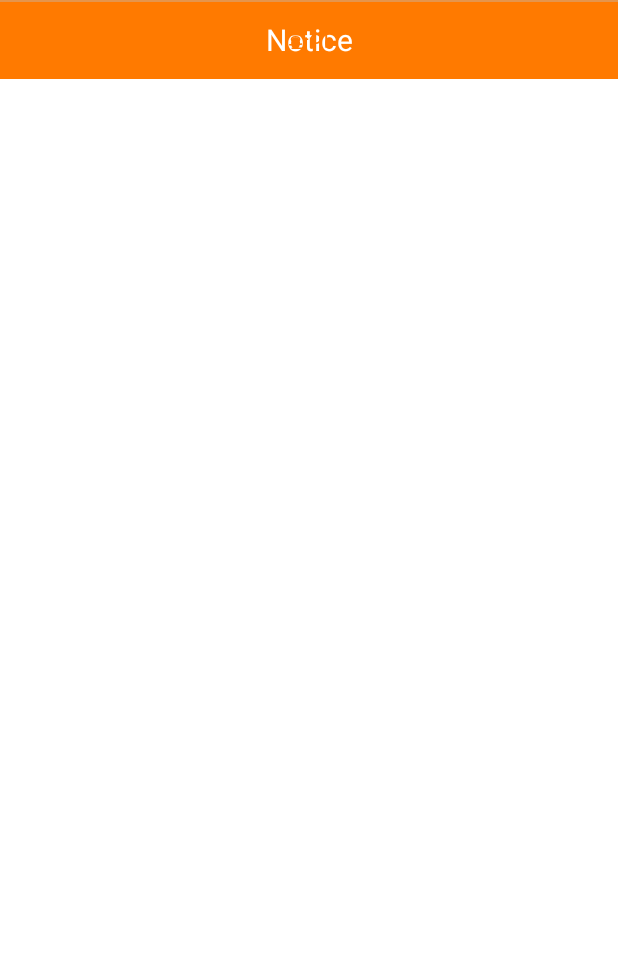
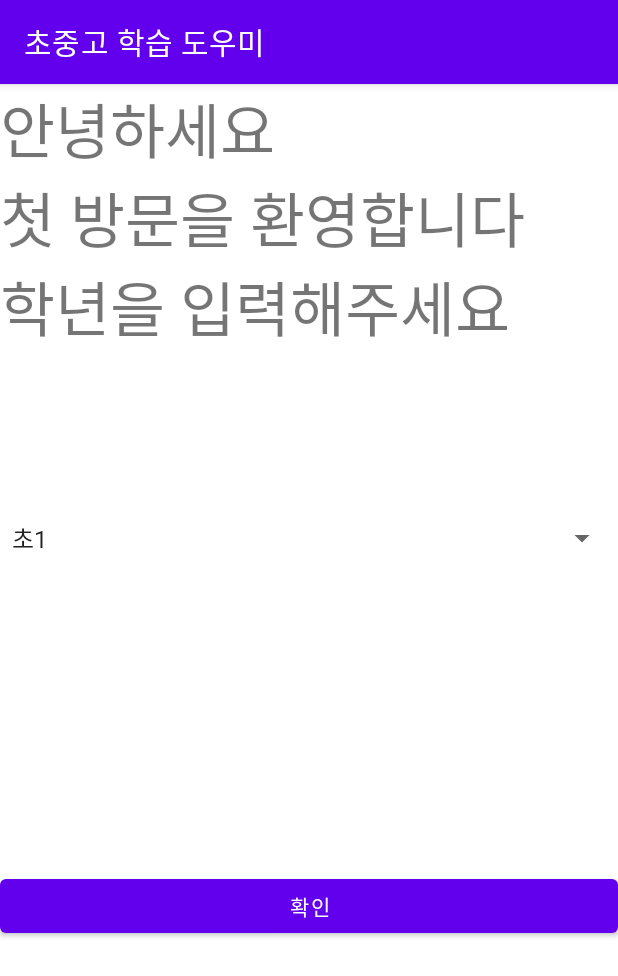
Before and after one commit to suno9234/2021_moblie_software, an Android app: the InsertInfo screen opened directly, with no data from a screen before it, on a phone screen of 412 x 824 dp. Shown: the top 976 px of the screen. Run offline under Robolectric (Android 15) with nearby library versions, the phone set to English and light mode, and no system bars; our stand-ins replace Firebase (no records; nobody signed in at launch, a user with empty details on screens opened directly).

Commit message:
회원가입

```diff
--- a/app/src/main/java/com/example/project/InsertInfo.java
+++ b/app/src/main/java/com/example/project/InsertInfo.java
@@ -2,55 +2,55 @@ package com.example.project;
 
 
 import android.app.Activity;
+import android.content.Context;
 import android.content.Intent;
 import android.os.Bundle;
+import android.view.Display;
 import android.view.MotionEvent;
 import android.view.View;
 import android.view.Window;
+import android.view.WindowManager;
+import android.widget.Button;
+import android.widget.Spinner;
 import android.widget.TextView;
 
-public class InsertInfo extends Activity {
+import androidx.appcompat.app.AppCompatActivity;
 
-        TextView txtText;
+import com.google.firebase.auth.FirebaseAuth;
+import com.google.firebase.auth.FirebaseUser;
+import com.google.firebase.database.DatabaseReference;
+import com.google.firebase.database.FirebaseDatabase;
 
+import java.net.Inet4Address;
+
+public class InsertInfo extends AppCompatActivity {
 
         @Override
         protected void onCreate(Bundle savedInstanceState) {
             super.onCreate(savedInstanceState);
-            //타이틀바 없애기
-            requestWindowFeature(Window.FEATURE_NO_TITLE);
             setContentView(R.layout.insertinfo_popup);
+            Button b = (Button) findViewById(R.id.first_to_menuselect);
+            b.setOnClickListener(new Button.OnClickListener(){
+                public void onClick(View view){
+                    FirebaseDatabase database = FirebaseDatabase.getInstance();
+                    DatabaseReference databaseReference =  database.getReference();
+                    FirebaseUser user = FirebaseAuth.getInstance().getCurrentUser();
+                    Spinner spinner = (Spinner)findViewById(R.id.first_enter_year);
+                    String _text = spinner.getSelectedItem().toString();
+                    if (user!=null) {
+                        String uid = user.getUid();
+                        databaseReference.child("users").child(uid).child("year").setValue(_text);
+                    }
+                    Intent intent = new Intent(InsertInfo.this,MenuSelectActivity.class);
+                    startActivity(intent);
+                    finish();
+                }
+            });
 
-            //UI 객체생성
-            txtText = (TextView)findViewById(R.id.txtText);
 
-            //데이터 가져오기
-            Intent intent = getIntent();
-            String data = intent.getStringExtra("data");
-            txtText.setText(data);
         }
 
-        //확인 버튼 클릭
-        public void mOnClose(View v){
-            //데이터 전달하기
-            Intent intent = new Intent();
-            intent.putExtra("result", "Close Popup");
-            setResult(RESULT_OK, intent);
 
-            //액티비티(팝업) 닫기
-            finish();
-        }
-
-        @Override
-        public boolean onTouchEvent(MotionEvent event) {
-            //바깥레이어 클릭시 안닫히게
-            if(event.getAction()==MotionEvent.ACTION_OUTSIDE){
-                return false;
-            }
-            return true;
-        }
-
-        @Override
         public void onBackPressed() {
             //안드로이드 백버튼 막기
             return;
--- a/app/src/main/java/com/example/project/MenuSelectActivity.java
+++ b/app/src/main/java/com/example/project/MenuSelectActivity.java
@@ -37,5 +37,10 @@ public class MenuSelectActivity extends AppCompatActivity {
         }
         return super.onOptionsItemSelected(item);
     }
+    public void onBackPressed() {
+        //안드로이드 백버튼 막기
+        finish();
+        return;
+    }
 
 }
--- a/app/src/main/res/layout/insertinfo_popup.xml
+++ b/app/src/main/res/layout/insertinfo_popup.xml
@@ -3,81 +3,32 @@
     xmlns:app="http://schemas.android.com/apk/res-auto"
     android:layout_width="match_parent"
     android:layout_height="match_parent">
+    <TextView
+        android:id="@+id/quest"
+        app:layout_constraintTop_toTopOf="parent"
+        app:layout_constraintBottom_toTopOf="@id/first_enter_year"
+        android:text="안녕하세요\n첫 방문을 환영합니다\n학년을 입력해주세요"
+        android:textSize="40sp"
+        android:layout_width="match_parent"
+        android:layout_height="wrap_content"
+        />
+    <Spinner
+        android:layout_marginTop="100dp"
+        android:id="@+id/first_enter_year"
+        android:entries="@array/year"
+        app:layout_constraintTop_toBottomOf="@id/quest"
+        android:layout_height="50dp"
+        android:layout_width="match_parent">
+    </Spinner>
 
-    <LinearLayout
-        android:id="@+id/linearLayout"
-        android:layout_width="0dp"
-        android:layout_height="wrap_content"
-        android:orientation="horizontal"
-        app:layout_constraintEnd_toEndOf="parent"
-        app:layout_constraintStart_toStartOf="parent"
-        app:layout_constraintTop_toTopOf="@+id/view">
+    <Button
+        android:id="@+id/first_to_menuselect"
+        android:text="확인"
+        app:layout_constraintTop_toBottomOf="@id/first_enter_year"
+        app:layout_constraintBottom_toBottomOf="parent"
+        android:layout_width="match_parent"
+        android:layout_height="wrap_content"/>
 
-        <TextView
-            android:layout_width="match_parent"
-            android:layout_height="53dp"
-            android:background="#ff7a00"
-            android:gravity="center"
-            android:text="Notice"
-            android:textColor="#fff"
-            android:textSize="20sp" />
-    </LinearLayout>
-    <!-- //end 타이틀바 -->
 
-    <!-- Notice -->
-    <LinearLayout
-        android:id="@+id/linearLayout2"
-        android:layout_width="0dp"
-        android:layout_height="wrap_content"
-        android:orientation="vertical"
-        android:padding="24dp"
-        app:layout_constraintEnd_toEndOf="parent"
-        app:layout_constraintStart_toStartOf="parent"
-        app:layout_constraintTop_toTopOf="@+id/linearLayout">
-
-        <TextView
-            android:id="@+id/txtText"
-            android:layout_width="match_parent"
-            android:layout_height="wrap_content"
-            android:layout_marginBottom="3dp"
-            android:alpha="0.87"
-            android:gravity="center"
-            android:textColor="#000"
-            android:textSize="15sp" />
-    </LinearLayout>
-    <!-- Notice -->
-
-    <View
-        android:id="@+id/view"
-        android:layout_width="0dp"
-        android:layout_height="1dp"
-        android:background="#66bdbdbd"
-        app:layout_constraintBottom_toTopOf="parent"
-        app:layout_constraintEnd_toEndOf="parent"
-        app:layout_constraintStart_toStartOf="parent"
-        app:layout_constraintTop_toTopOf="parent" />
-
-    <!-- 닫기 버튼 -->
-    <LinearLayout
-        android:id="@+id/linearLayout3"
-        android:layout_width="0dp"
-        android:layout_height="wrap_content"
-        android:gravity="center"
-        android:orientation="horizontal"
-        app:layout_constraintEnd_toEndOf="parent"
-        app:layout_constraintStart_toStartOf="parent"
-        app:layout_constraintTop_toTopOf="@+id/linearLayout">
-
-        <Button
-            android:layout_width="match_parent"
-            android:layout_height="53dp"
-            android:background="#00000000"
-            android:gravity="center"
-            android:onClick="mOnClose"
-            android:padding="16dp"
-            android:text="확인"
-            android:textColor="#ff7a00"
-            android:textSize="15sp" />
-    </LinearLayout>
 
 </androidx.constraintlayout.widget.ConstraintLayout>
```
Also changed, not shown: app/src/main/java/com/example/project/LoginActivity.java (+23 -10 lines), app/src/main/java/com/example/project/UserInfo.java (+7 -1 lines).
